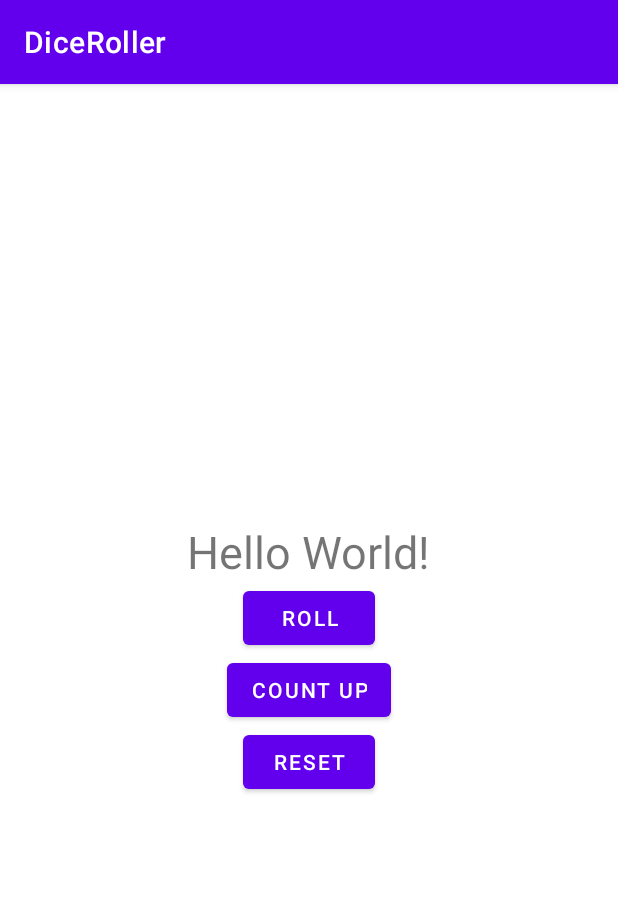
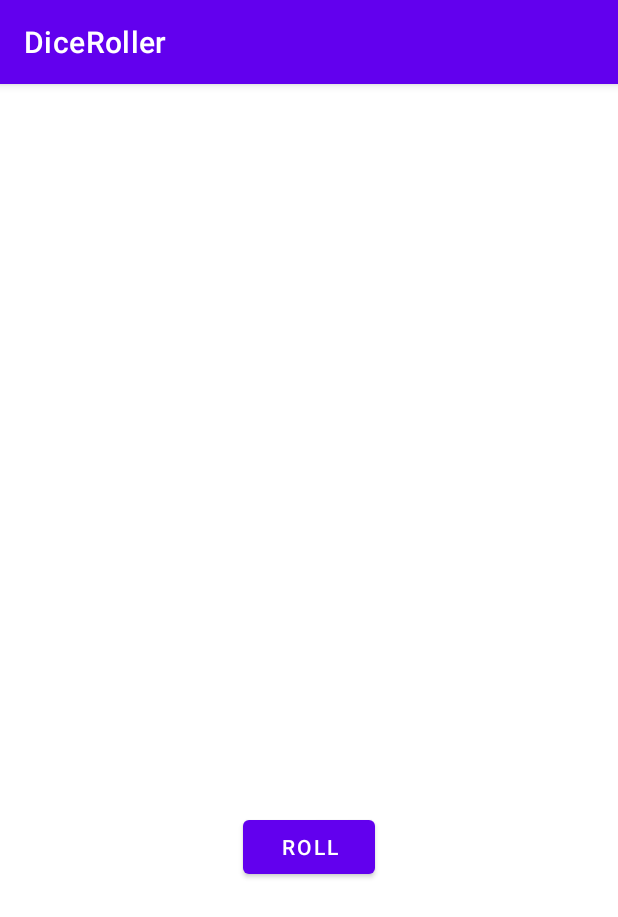
Before and after one commit to DarlynCR/DiceRoller, an Android app: the screen it shows after launch (MainActivity), on a phone screen of 412 x 824 dp. Shown: the top 917 px of the screen. Run offline under Robolectric (Android 15) with nearby library versions, the phone set to English and light mode, and no system bars.

Commit message:
Codelab Compatibilidad y recursos de imágenes- Android Kotlin

```diff
--- a/app/src/main/java/com/example/diceroller/MainActivity.kt
+++ b/app/src/main/java/com/example/diceroller/MainActivity.kt
@@ -3,12 +3,13 @@ package com.example.diceroller
 import androidx.appcompat.app.AppCompatActivity
 import android.os.Bundle
 import android.widget.Button
+import android.widget.ImageView
 import android.widget.TextView
 import android.widget.Toast
 
 class MainActivity : AppCompatActivity() {
 
-    private lateinit var resulttext : TextView
+    private lateinit var diceImageView: ImageView
 
 
     override fun onCreate(savedInstanceState: Bundle?) {
@@ -19,35 +20,30 @@ class MainActivity : AppCompatActivity() {
         val rollButton: Button = findViewById(R.id.btn_roll)
         rollButton.setOnClickListener{ rollDice() }
 
-        resulttext = findViewById(R.id.tv_result)
+        diceImageView = findViewById(R.id.iv_dice_image)
 
-        val countButton : Button = findViewById(R.id.btn_count)
-        countButton.setOnClickListener{ countUp() }
-
-        val resetButton : Button = findViewById(R.id.btn_reset)
-        resetButton.setOnClickListener{ reset() }
     }
 
     private fun rollDice() {
         //Toast.makeText(this, "Button clicked",Toast.LENGTH_SHORT).show()
-        resulttext.text = (1..6).random().toString()
+        val  randomInt = (1..6).random()
+
+        val drawableResource = when(randomInt){
+            1 -> R.drawable.dice_1
+            2 -> R.drawable.dice_2
+            3 -> R.drawable.dice_3
+            4 -> R.drawable.dice_4
+            5 -> R.drawable.dice_5
+            6 -> R.drawable.dice_6
+            else -> R.drawable.dice_6
+        }
+
+        diceImageView.setImageResource(drawableResource)
     }
 
-    private fun countUp() {
-
-        with(resulttext){
-            when(this.text){
-                "Hello World!" -> this.text = 1.toString()
-                "6" -> this.text
-                else -> this.text = (this.text.toString().toInt() + 1).toString()
-            }
-        }
-
-
-    }
 
     private fun reset(){
-        resulttext.text = 0.toString()
+        //resulttext.text = 0.toString()
     }
 
 }
--- /dev/null
+++ b/app/src/main/res/drawable/dice_1.xml
@@ -0,0 +1,66 @@
+<!--
+  ~ Copyright 2018, The Android Open Source Project
+  ~
+  ~ Licensed under the Apache License, Version 2.0 (the "License");
+  ~ you may not use this file except in compliance with the License.
+  ~ You may obtain a copy of the License at
+  ~
+  ~     http://www.apache.org/licenses/LICENSE-2.0
+  ~
+  ~ Unless required by applicable law or agreed to in writing, software
+  ~ distributed under the License is distributed on an "AS IS" BASIS,
+  ~ WITHOUT WARRANTIES OR CONDITIONS OF ANY KIND, either express or implied.
+  ~ See the License for the specific language governing permissions and
+  ~ limitations under the License.
+  -->
+
+<vector xmlns:android="http://schemas.android.com/apk/res/android"
+    android:width="200dp"
+    android:height="250dp"
+    android:viewportWidth="800"
+    android:viewportHeight="1000">
+    <path
+        android:fillAlpha="0.5"
+        android:fillColor="#eee"
+        android:pathData="M740.8,635.42c-68.27,90.47 -249.77,201.76 -316,240.63a50.7,50.7 0,0 1,-49.93 0.81c-64.19,-35 -234.09,-133.88 -315.65,-242a14.69,14.69 0,0 1,-0.12 -17.49c77.58,-106.29 159.67,-258.89 341.06,-258.89 182,0 242.19,139.08 340.27,258.88A14.62,14.62 0,0 1,740.8 635.42Z"
+        android:strokeAlpha="0.5" />
+    <path
+        android:fillColor="#bdbdbd"
+        android:pathData="M704.9,630l-294.29,191.06l0,-340.85l294.29,-191.06l0,340.85z" />
+    <path
+        android:fillColor="#e0e0e0"
+        android:pathData="M97.59,630l294.29,191.06l0,-340.85l-294.29,-191.06l0,340.85z" />
+    <path
+        android:fillColor="#f5f5f5"
+        android:pathData="M400.14,464.73l-293.19,-191.45l293.19,-156.31l295.39,156.31l-295.39,191.45z" />
+    <path
+        android:fillColor="#eee"
+        android:pathData="M106.95,273.28l-9.36,15.87l294.29,191.06l8.26,-15.48l-293.19,-191.45z" />
+    <path
+        android:fillColor="#e0e0e0"
+        android:pathData="M695.53,273.28l9.37,15.87l-294.29,191.06l-10.47,-15.48l295.39,-191.45z" />
+    <path
+        android:fillColor="#eee"
+        android:pathData="M391.88,480.21h18.73v340.85h-18.73z" />
+    <path
+        android:fillColor="#f5f5f5"
+        android:pathData="M400.14,464.73l-8.26,15.48l18.73,0l-10.47,-15.48z" />
+    <path
+        android:fillColor="#78c257"
+        android:pathData="M397.45,297.62a16.9,28.71 97.07,1 0,4.16 -33.54a16.9,28.71 97.07,1 0,-4.16 33.54z" />
+    <path
+        android:fillColor="#78c257"
+        android:pathData="M297.17,539.02a30.12,16.11 53.82,1 0,26.01 -19.02a30.12,16.11 53.82,1 0,-26.01 19.02z" />
+    <path
+        android:fillColor="#78c257"
+        android:pathData="M161.96,588.24a30.12,16.11 53.82,1 0,26.01 -19.02a30.12,16.11 53.82,1 0,-26.01 19.02z" />
+    <path
+        android:fillColor="#78c257"
+        android:pathData="M551.15,579.45a30.12,16.11 126.18,1 0,35.56 -48.62a30.12,16.11 126.18,1 0,-35.56 48.62z" />
+    <path
+        android:fillColor="#78c257"
+        android:pathData="M469.12,549.58a30.12,16.11 126.18,1 0,35.56 -48.62a30.12,16.11 126.18,1 0,-35.56 48.62z" />
+    <path
+        android:fillColor="#78c257"
+        android:pathData="M633.17,609.29a30.12,16.11 126.18,1 0,35.56 -48.62a30.12,16.11 126.18,1 0,-35.56 48.62z" />
+</vector>
--- /dev/null
+++ b/app/src/main/res/drawable/dice_2.xml
@@ -0,0 +1,66 @@
+<!--
+  ~ Copyright 2018, The Android Open Source Project
+  ~
+  ~ Licensed under the Apache License, Version 2.0 (the "License");
+  ~ you may not use this file except in compliance with the License.
+  ~ You may obtain a copy of the License at
+  ~
+  ~     http://www.apache.org/licenses/LICENSE-2.0
+  ~
+  ~ Unless required by applicable law or agreed to in writing, software
+  ~ distributed under the License is distributed on an "AS IS" BASIS,
+  ~ WITHOUT WARRANTIES OR CONDITIONS OF ANY KIND, either express or implied.
+  ~ See the License for the specific language governing permissions and
+  ~ limitations under the License.
+  -->
+
+<vector xmlns:android="http://schemas.android.com/apk/res/android"
+    android:width="200dp"
+    android:height="250dp"
+    android:viewportWidth="800"
+    android:viewportHeight="1000">
+    <path
+        android:fillAlpha="0.5"
+        android:fillColor="#eee"
+        android:pathData="M740.8,635.42c-68.27,90.47 -249.77,201.76 -316,240.63a50.7,50.7 0,0 1,-49.93 0.81c-64.19,-35 -234.09,-133.88 -315.65,-242a14.69,14.69 0,0 1,-0.12 -17.49c77.58,-106.29 159.67,-258.89 341.06,-258.89 182,0 242.19,139.08 340.27,258.88A14.62,14.62 0,0 1,740.8 635.42Z"
+        android:strokeAlpha="0.5" />
+    <path
+        android:fillColor="#bdbdbd"
+        android:pathData="M704.9,630l-294.29,191.06l0,-340.85l294.29,-191.06l0,340.85z" />
+    <path
+        android:fillColor="#e0e0e0"
+        android:pathData="M97.59,630l294.29,191.06l0,-340.85l-294.29,-191.06l0,340.85z" />
+    <path
+        android:fillColor="#f5f5f5"
+        android:pathData="M400.14,464.73l-293.19,-191.45l293.19,-156.31l295.39,156.31l-295.39,191.45z" />
+    <path
+        android:fillColor="#eee"
+        android:pathData="M106.95,273.28l-9.36,15.87l294.29,191.06l8.26,-15.48l-293.19,-191.45z" />
+    <path
+        android:fillColor="#e0e0e0"
+        android:pathData="M695.53,273.28l9.37,15.87l-294.29,191.06l-10.47,-15.48l295.39,-191.45z" />
+    <path
+        android:fillColor="#eee"
+        android:pathData="M391.88,480.21h18.73v340.85h-18.73z" />
+    <path
+        android:fillColor="#f5f5f5"
+        android:pathData="M400.14,464.73l-8.26,15.48l18.73,0l-10.47,-15.48z" />
+    <path
+        android:fillColor="#78c257"
+        android:pathData="M520.85,303.25a16.9,28.71 97.07,1 0,4.16 -33.54a16.9,28.71 97.07,1 0,-4.16 33.54z" />
+    <path
+        android:fillColor="#78c257"
+        android:pathData="M273.33,291.99a16.9,28.71 97.07,1 0,4.16 -33.54a16.9,28.71 97.07,1 0,-4.16 33.54z" />
+    <path
+        android:fillColor="#78c257"
+        android:pathData="M229.56,563.64a30.12,16.11 53.82,1 0,26.01 -19.02a30.12,16.11 53.82,1 0,-26.01 19.02z" />
+    <path
+        android:fillColor="#78c257"
+        android:pathData="M311.58,533.77a30.12,16.11 53.82,1 0,26.01 -19.02a30.12,16.11 53.82,1 0,-26.01 19.02z" />
+    <path
+        android:fillColor="#78c257"
+        android:pathData="M147.54,593.49a30.12,16.11 53.82,1 0,26.01 -19.02a30.12,16.11 53.82,1 0,-26.01 19.02z" />
+    <path
+        android:fillColor="#78c257"
+        android:pathData="M551.15,579.45a30.12,16.11 126.18,1 0,35.56 -48.62a30.12,16.11 126.18,1 0,-35.56 48.62z" />
+</vector>
--- /dev/null
+++ b/app/src/main/res/drawable/dice_3.xml
@@ -0,0 +1,66 @@
+<!--
+  ~ Copyright 2018, The Android Open Source Project
+  ~
+  ~ Licensed under the Apache License, Version 2.0 (the "License");
+  ~ you may not use this file except in compliance with the License.
+  ~ You may obtain a copy of the License at
+  ~
+  ~     http://www.apache.org/licenses/LICENSE-2.0
+  ~
+  ~ Unless required by applicable law or agreed to in writing, software
+  ~ distributed under the License is distributed on an "AS IS" BASIS,
+  ~ WITHOUT WARRANTIES OR CONDITIONS OF ANY KIND, either express or implied.
+  ~ See the License for the specific language governing permissions and
+  ~ limitations under the License.
+  -->
+
+<vector xmlns:android="http://schemas.android.com/apk/res/android"
+    android:width="200dp"
+    android:height="250dp"
+    android:viewportWidth="800"
+    android:viewportHeight="1000">
+    <path
+        android:fillAlpha="0.5"
+        android:fillColor="#eee"
+        android:pathData="M740.8,635.42c-68.27,90.47 -249.77,201.76 -316,240.63a50.7,50.7 0,0 1,-49.93 0.81c-64.19,-35 -234.09,-133.88 -315.65,-242a14.69,14.69 0,0 1,-0.12 -17.49c77.58,-106.29 159.67,-258.89 341.06,-258.89 182,0 242.19,139.08 340.27,258.88A14.62,14.62 0,0 1,740.8 635.42Z"
+        android:strokeAlpha="0.5" />
+    <path
+        android:fillColor="#bdbdbd"
+        android:pathData="M704.9,630l-294.29,191.06l0,-340.85l294.29,-191.06l0,340.85z" />
+    <path
+        android:fillColor="#e0e0e0"
+        android:pathData="M97.59,630l294.29,191.06l0,-340.85l-294.29,-191.06l0,340.85z" />
+    <path
+        android:fillColor="#f5f5f5"
+        android:pathData="M400.14,464.73l-293.19,-191.45l293.19,-156.31l295.39,156.31l-295.39,191.45z" />
+    <path
+        android:fillColor="#eee"
+        android:pathData="M106.95,273.28l-9.36,15.87l294.29,191.06l8.26,-15.48l-293.19,-191.45z" />
+    <path
+        android:fillColor="#e0e0e0"
+        android:pathData="M695.53,273.28l9.37,15.87l-294.29,191.06l-10.47,-15.48l295.39,-191.45z" />
+    <path
+        android:fillColor="#eee"
+        android:pathData="M391.88,480.21h18.73v340.85h-18.73z" />
+    <path
+        android:fillColor="#f5f5f5"
+        android:pathData="M400.14,464.73l-8.26,15.48l18.73,0l-10.47,-15.48z" />
+    <path
+        android:fillColor="#78c257"
+        android:pathData="M398.11,297.62a16.9,28.71 97.07,1 0,4.16 -33.54a16.9,28.71 97.07,1 0,-4.16 33.54z" />
+    <path
+        android:fillColor="#78c257"
+        android:pathData="M548.27,304.46a16.9,28.71 97.07,1 0,4.16 -33.54a16.9,28.71 97.07,1 0,-4.16 33.54z" />
+    <path
+        android:fillColor="#78c257"
+        android:pathData="M247.95,290.79a16.9,28.71 97.07,1 0,4.16 -33.54a16.9,28.71 97.07,1 0,-4.16 33.54z" />
+    <path
+        android:fillColor="#78c257"
+        android:pathData="M229.56,563.64a30.12,16.11 53.82,1 0,26.01 -19.02a30.12,16.11 53.82,1 0,-26.01 19.02z" />
+    <path
+        android:fillColor="#78c257"
+        android:pathData="M483.54,554.83a30.12,16.11 126.18,1 0,35.56 -48.62a30.12,16.11 126.18,1 0,-35.56 48.62z" />
+    <path
+        android:fillColor="#78c257"
+        android:pathData="M618.75,604.04a30.12,16.11 126.18,1 0,35.56 -48.62a30.12,16.11 126.18,1 0,-35.56 48.62z" />
+</vector>
--- /dev/null
+++ b/app/src/main/res/drawable/dice_4.xml
@@ -0,0 +1,69 @@
+<!--
+  ~ Copyright 2018, The Android Open Source Project
+  ~
+  ~ Licensed under the Apache License, Version 2.0 (the "License");
+  ~ you may not use this file except in compliance with the License.
+  ~ You may obtain a copy of the License at
+  ~
+  ~     http://www.apache.org/licenses/LICENSE-2.0
+  ~
+  ~ Unless required by applicable law or agreed to in writing, software
+  ~ distributed under the License is distributed on an "AS IS" BASIS,
+  ~ WITHOUT WARRANTIES OR CONDITIONS OF ANY KIND, either express or implied.
+  ~ See the License for the specific language governing permissions and
+  ~ limitations under the License.
+  -->
+
+<vector xmlns:android="http://schemas.android.com/apk/res/android"
+    android:width="200dp"
+    android:height="250dp"
+    android:viewportWidth="800"
+    android:viewportHeight="1000">
+    <path
+        android:fillAlpha="0.5"
+        android:fillColor="#eee"
+        android:pathData="M740.8,635.42c-68.27,90.47 -249.77,201.76 -316,240.63a50.7,50.7 0,0 1,-49.93 0.81c-64.19,-35 -234.09,-133.88 -315.65,-242a14.69,14.69 0,0 1,-0.12 -17.49c77.58,-106.29 159.67,-258.89 341.06,-258.89 182,0 242.19,139.08 340.27,258.88A14.62,14.62 0,0 1,740.8 635.42Z"
+        android:strokeAlpha="0.5" />
+    <path
+        android:fillColor="#bdbdbd"
+        android:pathData="M704.9,630l-294.29,191.06l0,-340.85l294.29,-191.06l0,340.85z" />
+    <path
+        android:fillColor="#e0e0e0"
+        android:pathData="M97.59,630l294.29,191.06l0,-340.85l-294.29,-191.06l0,340.85z" />
+    <path
+        android:fillColor="#f5f5f5"
+        android:pathData="M400.14,464.73l-293.19,-191.45l293.19,-156.31l295.39,156.31l-295.39,191.45z" />
+    <path
+        android:fillColor="#eee"
+        android:pathData="M106.95,273.28l-9.36,15.87l294.29,191.06l8.26,-15.48l-293.19,-191.45z" />
+    <path
+        android:fillColor="#e0e0e0"
+        android:pathData="M695.53,273.28l9.37,15.87l-294.29,191.06l-10.47,-15.48l295.39,-191.45z" />
+    <path
+        android:fillColor="#eee"
+        android:pathData="M391.88,480.21h18.73v340.85h-18.73z" />
+    <path
+        android:fillColor="#f5f5f5"
+        android:pathData="M400.14,464.73l-8.26,15.48l18.73,0l-10.47,-15.48z" />
+    <path
+        android:fillColor="#78c257"
+        android:pathData="M530.08,303.65a16.9,28.71 97.07,1 0,4.16 -33.54a16.9,28.71 97.07,1 0,-4.16 33.54z" />
+    <path
+        android:fillColor="#78c257"
+        android:pathData="M389.68,218.17a16.9,28.71 97.07,1 0,4.16 -33.54a16.9,28.71 97.07,1 0,-4.16 33.54z" />
+    <path
+        android:fillColor="#78c257"
+        android:pathData="M405.35,377.09a16.9,28.71 97.07,1 0,4.16 -33.54a16.9,28.71 97.07,1 0,-4.16 33.54z" />
+    <path
+        android:fillColor="#78c257"
+        android:pathData="M264.95,291.6a16.9,28.71 97.07,1 0,4.16 -33.54a16.9,28.71 97.07,1 0,-4.16 33.54z" />
+    <path
+        android:fillColor="#78c257"
+        android:pathData="M297.17,541.59a30.12,16.11 53.82,1 0,26.01 -19.02a30.12,16.11 53.82,1 0,-26.01 19.02z" />
+    <path
+        android:fillColor="#78c257"
+        android:pathData="M161.96,590.81a30.12,16.11 53.82,1 0,26.01 -19.02a30.12,16.11 53.82,1 0,-26.01 19.02z" />
+    <path
+        android:fillColor="#78c257"
+        android:pathData="M551.15,579.45a30.12,16.11 126.18,1 0,35.56 -48.62a30.12,16.11 126.18,1 0,-35.56 48.62z" />
+</vector>
--- /dev/null
+++ b/app/src/main/res/drawable/dice_5.xml
@@ -0,0 +1,75 @@
+<!--
+  ~ Copyright 2018, The Android Open Source Project
+  ~
+  ~ Licensed under the Apache License, Version 2.0 (the "License");
+  ~ you may not use this file except in compliance with the License.
+  ~ You may obtain a copy of the License at
+  ~
+  ~     http://www.apache.org/licenses/LICENSE-2.0
+  ~
+  ~ Unless required by applicable law or agreed to in writing, software
+  ~ distributed under the License is distributed on an "AS IS" BASIS,
+  ~ WITHOUT WARRANTIES OR CONDITIONS OF ANY KIND, either express or implied.
+  ~ See the License for the specific language governing permissions and
+  ~ limitations under the License.
+  -->
+
+<vector xmlns:android="http://schemas.android.com/apk/res/android"
+    android:width="200dp"
+    android:height="250dp"
+    android:viewportWidth="800"
+    android:viewportHeight="1000">
+    <path
+        android:fillAlpha="0.5"
+        android:fillColor="#eee"
+        android:pathData="M740.8,635.42c-68.27,90.47 -249.77,201.76 -316,240.63a50.7,50.7 0,0 1,-49.93 0.81c-64.19,-35 -234.09,-133.88 -315.65,-242a14.69,14.69 0,0 1,-0.12 -17.49c77.58,-106.29 159.67,-258.89 341.06,-258.89 182,0 242.19,139.08 340.27,258.88A14.62,14.62 0,0 1,740.8 635.42Z"
+        android:strokeAlpha="0.5" />
+    <path
+        android:fillColor="#bdbdbd"
+        android:pathData="M704.9,630l-294.29,191.06l0,-340.85l294.29,-191.06l0,340.85z" />
+    <path
+        android:fillColor="#e0e0e0"
+        android:pathData="M97.59,630l294.29,191.06l0,-340.85l-294.29,-191.06l0,340.85z" />
+    <path
+        android:fillColor="#f5f5f5"
+        android:pathData="M400.14,464.73l-293.19,-191.45l293.19,-156.31l295.39,156.31l-295.39,191.45z" />
+    <path
+        android:fillColor="#eee"
+        android:pathData="M106.95,273.28l-9.36,15.87l294.29,191.06l8.26,-15.48l-293.19,-191.45z" />
+    <path
+        android:fillColor="#e0e0e0"
+        android:pathData="M695.53,273.28l9.37,15.87l-294.29,191.06l-10.47,-15.48l295.39,-191.45z" />
+    <path
+        android:fillColor="#eee"
+        android:pathData="M391.88,480.21h18.73v340.85h-18.73z" />
+    <path
+        android:fillColor="#f5f5f5"
+        android:pathData="M400.14,464.73l-8.26,15.48l18.73,0l-10.47,-15.48z" />
+    <path
+        android:fillColor="#78c257"
+        android:pathData="M397.05,297.63a16.9,28.71 97.07,1 0,4.16 -33.54a16.9,28.71 97.07,1 0,-4.16 33.54z" />
+    <path
+        android:fillColor="#78c257"
+        android:pathData="M547.21,304.45a16.9,28.71 97.07,1 0,4.16 -33.54a16.9,28.71 97.07,1 0,-4.16 33.54z" />
+    <path
+        android:fillColor="#78c257"
+        android:pathData="M388.17,207.62a16.9,28.71 97.07,1 0,4.16 -33.54a16.9,28.71 97.07,1 0,-4.16 33.54z" />
+    <path
+        android:fillColor="#78c257"
+        android:pathData="M405.93,387.62a16.9,28.71 97.07,1 0,4.16 -33.54a16.9,28.71 97.07,1 0,-4.16 33.54z" />
+    <path
+        android:fillColor="#78c257"
+        android:pathData="M246.89,290.79a16.9,28.71 97.07,1 0,4.16 -33.54a16.9,28.71 97.07,1 0,-4.16 33.54z" />
+    <path
+        android:fillColor="#78c257"
+        android:pathData="M229.56,563.64a30.12,16.11 53.82,1 0,26.01 -19.02a30.12,16.11 53.82,1 0,-26.01 19.02z" />
+    <path
+        android:fillColor="#78c257"
+        android:pathData="M551.15,579.45a30.12,16.11 126.18,1 0,35.56 -48.62a30.12,16.11 126.18,1 0,-35.56 48.62z" />
+    <path
+        android:fillColor="#78c257"
+        android:pathData="M469.12,549.58a30.12,16.11 126.18,1 0,35.56 -48.62a30.12,16.11 126.18,1 0,-35.56 48.62z" />
+    <path
+        android:fillColor="#78c257"
+        android:pathData="M633.17,609.29a30.12,16.11 126.18,1 0,35.56 -48.62a30.12,16.11 126.18,1 0,-35.56 48.62z" />
+</vector>
--- /dev/null
+++ b/app/src/main/res/drawable/dice_6.xml
@@ -0,0 +1,81 @@
+<!--
+  ~ Copyright 2018, The Android Open Source Project
+  ~
+  ~ Licensed under the Apache License, Version 2.0 (the "License");
+  ~ you may not use this file except in compliance with the License.
+  ~ You may obtain a copy of the License at
+  ~
+  ~     http://www.apache.org/licenses/LICENSE-2.0
+  ~
+  ~ Unless required by applicable law or agreed to in writing, software
+  ~ distributed under the License is distributed on an "AS IS" BASIS,
+  ~ WITHOUT WARRANTIES OR CONDITIONS OF ANY KIND, either express or implied.
+  ~ See the License for the specific language governing permissions and
+  ~ limitations under the License.
+  -->
+
+<vector xmlns:android="http://schemas.android.com/apk/res/android"
+    android:width="200dp"
+    android:height="250dp"
+    android:viewportWidth="800"
+    android:viewportHeight="1000">
+    <path
+        android:fillAlpha="0.5"
+        android:fillColor="#eee"
+        android:pathData="M740.8,635.42c-68.27,90.47 -249.77,201.76 -316,240.63a50.7,50.7 0,0 1,-49.93 0.81c-64.19,-35 -234.09,-133.88 -315.65,-242a14.69,14.69 0,0 1,-0.12 -17.49c77.58,-106.29 159.67,-258.89 341.06,-258.89 182,0 242.19,139.08 340.27,258.88A14.62,14.62 0,0 1,740.8 635.42Z"
+        android:strokeAlpha="0.5" />
+    <path
+        android:fillColor="#bdbdbd"
+        android:pathData="M704.9,630l-294.29,191.06l0,-340.85l294.29,-191.06l0,340.85z" />
+    <path
+        android:fillColor="#e0e0e0"
+        android:pathData="M97.59,630l294.29,191.06l0,-340.85l-294.29,-191.06l0,340.85z" />
+    <path
+        android:fillColor="#f5f5f5"
+        android:pathData="M400.14,464.73l-293.19,-191.45l293.19,-156.31l295.39,156.31l-295.39,191.45z" />
+    <path
+        android:fillColor="#eee"
+        android:pathData="M106.95,273.28l-9.36,15.87l294.29,191.06l8.26,-15.48l-293.19,-191.45z" />
+    <path
+        android:fillColor="#e0e0e0"
+        android:pathData="M695.53,273.28l9.37,15.87l-294.29,191.06l-10.47,-15.48l295.39,-191.45z" />
+    <path
+        android:fillColor="#eee"
+        android:pathData="M391.88,480.21h18.73v340.85h-18.73z" />
+    <path
+        android:fillColor="#f5f5f5"
+        android:pathData="M400.14,464.73l-8.26,15.48l18.73,0l-10.47,-15.48z" />
+    <path
+        android:fillColor="#78c257"
+        android:pathData="M326.53,254.89a16.9,28.71 97.07,1 0,4.16 -33.54a16.9,28.71 97.07,1 0,-4.16 33.54z" />
+    <path
+        android:fillColor="#78c257"
+        android:pathData="M537.57,298.78a16.9,28.71 97.07,1 0,4.16 -33.54a16.9,28.71 97.07,1 0,-4.16 33.54z" />
+    <path
+        android:fillColor="#78c257"
+        android:pathData="M397.17,213.3a16.9,28.71 97.07,1 0,4.16 -33.54a16.9,28.71 97.07,1 0,-4.16 33.54z" />
+    <path
+        android:fillColor="#78c257"
+        android:pathData="M396.31,381.95a16.9,28.71 97.07,1 0,4.16 -33.54a16.9,28.71 97.07,1 0,-4.16 33.54z" />
+    <path
+        android:fillColor="#78c257"
+        android:pathData="M255.91,296.47a16.9,28.71 97.07,1 0,4.16 -33.54a16.9,28.71 97.07,1 0,-4.16 33.54z" />
+    <path
+        android:fillColor="#78c257"
+        android:pathData="M466.93,340.37a16.9,28.71 97.07,1 0,4.16 -33.54a16.9,28.71 97.07,1 0,-4.16 33.54z" />
+    <path
+        android:fillColor="#78c257"
+        android:pathData="M230,563.64a30.12,16.11 53.82,1 0,26.01 -19.02a30.12,16.11 53.82,1 0,-26.01 19.02z" />
+    <path
+        android:fillColor="#78c257"
+        android:pathData="M312.02,533.78a30.12,16.11 53.82,1 0,26.01 -19.02a30.12,16.11 53.82,1 0,-26.01 19.02z" />
+    <path
+        android:fillColor="#78c257"
+        android:pathData="M147.96,593.48a30.12,16.11 53.82,1 0,26.01 -19.02a30.12,16.11 53.82,1 0,-26.01 19.02z" />
+    <path
+        android:fillColor="#78c257"
+        android:pathData="M483.54,554.83a30.12,16.11 126.18,1 0,35.56 -48.62a30.12,16.11 126.18,1 0,-35.56 48.62z" />
+    <path
+        android:fillColor="#78c257"
+        android:pathData="M618.75,604.04a30.12,16.11 126.18,1 0,35.56 -48.62a30.12,16.11 126.18,1 0,-35.56 48.62z" />
+</vector>
--- /dev/null
+++ b/app/src/main/res/drawable/empty_dice.xml
@@ -0,0 +1,27 @@
+<!--
+  ~ Copyright 2018, The Android Open Source Project
+  ~
+  ~ Licensed under the Apache License, Version 2.0 (the "License");
+  ~ you may not use this file except in compliance with the License.
+  ~ You may obtain a copy of the License at
+  ~
+  ~     http://www.apache.org/licenses/LICENSE-2.0
+  ~
+  ~ Unless required by applicable law or agreed to in writing, software
+  ~ distributed under the License is distributed on an "AS IS" BASIS,
+  ~ WITHOUT WARRANTIES OR CONDITIONS OF ANY KIND, either express or implied.
+  ~ See the License for the specific language governing permissions and
+  ~ limitations under the License.
+  -->
+
+<vector xmlns:android="http://schemas.android.com/apk/res/android"
+    android:width="200dp"
+    android:height="250dp"
+    android:viewportWidth="800"
+    android:viewportHeight="1000">
+
+    <path
+        android:fillColor="#00000000"
+        android:pathData="M0,0l0,0z" />
+
+</vector>
--- a/app/src/main/res/layout/activity_main.xml
+++ b/app/src/main/res/layout/activity_main.xml
@@ -2,19 +2,20 @@
 <LinearLayout
     xmlns:android="http://schemas.android.com/apk/res/android"
     xmlns:tools="http://schemas.android.com/tools"
+    xmlns:app="http://schemas.android.com/apk/res-auto"
     android:layout_width="match_parent"
     android:layout_height="wrap_content"
     android:orientation="vertical"
     android:layout_gravity="center_vertical"
     tools:context=".MainActivity" >
 
-    <TextView
-        android:id="@+id/tv_result"
+    <ImageView
+        android:id="@+id/iv_dice_image"
         android:layout_width="wrap_content"
         android:layout_height="wrap_content"
-        android:text="@string/hello_world"
         android:layout_gravity="center_horizontal"
-        android:textSize="30sp"/>
+        app:srcCompat="@drawable/empty_dice"
+        tools:src="@drawable/dice_1"/>
 
     <Button
         android:id="@+id/btn_roll"
@@ -23,18 +24,4 @@
         android:text="@string/roll"
         android:layout_gravity="center_horizontal"/>
 
-    <Button
-        android:id="@+id/btn_count"
-        android:layout_width="wrap_content"
-        android:layout_height="wrap_content"
-        android:text="@string/count_up"
-        android:layout_gravity="center_horizontal"/>
-
-    <Button
-        android:id="@+id/btn_reset"
-        android:layout_width="wrap_content"
-        android:layout_height="wrap_content"
-        android:text="@string/reset"
-        android:layout_gravity="center_horizontal"/>
-
 </LinearLayout>
```
